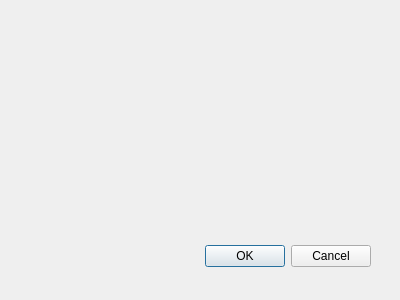
First picture: the form in VoGISRaumplanungPlot/ui_vogisraumplanungplot.ui, repository BergWerkGIS/VoGIS-Raumplanung, before the edit.
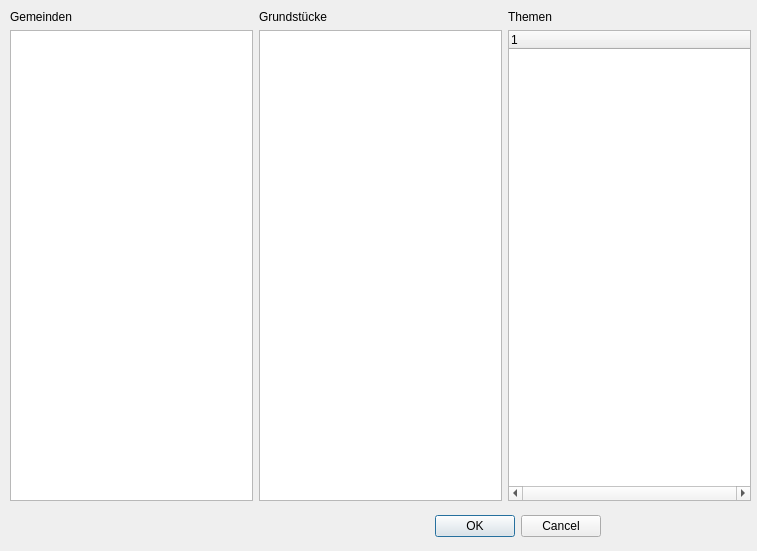
Second picture: the form after the edit.

The edit to the form file:
```diff
--- a/VoGISRaumplanungPlot/ui_vogisraumplanungplot.ui
+++ b/VoGISRaumplanungPlot/ui_vogisraumplanungplot.ui
@@ -1,23 +1,23 @@
 <ui version="4.0" >
  <class>VoGISRaumplanungPlot</class>
- <widget class="QDialog" name="VoGISRaumplanungPlot" >
-  <property name="geometry" >
+ <widget class="QDialog" name="VoGISRaumplanungPlot">
+  <property name="geometry">
    <rect>
     <x>0</x>
     <y>0</y>
-    <width>400</width>
-    <height>300</height>
+    <width>757</width>
+    <height>551</height>
    </rect>
   </property>
   <property name="windowTitle" >
    <string>VoGISRaumplanungPlot</string>
   </property>
-  <widget class="QDialogButtonBox" name="buttonBox" >
-   <property name="geometry" >
+  <widget class="QDialogButtonBox" name="buttonBox">
+   <property name="geometry">
     <rect>
-     <x>30</x>
-     <y>240</y>
-     <width>341</width>
+     <x>10</x>
+     <y>510</y>
+     <width>591</width>
      <height>32</height>
     </rect>
    </property>
@@ -28,6 +28,63 @@
     <set>QDialogButtonBox::Cancel|QDialogButtonBox::Ok</set>
    </property>
   </widget>
+  <widget class="QWidget" name="gridLayoutWidget">
+   <property name="geometry">
+    <rect>
+     <x>10</x>
+     <y>10</y>
+     <width>741</width>
+     <height>491</height>
+    </rect>
+   </property>
+   <layout class="QGridLayout" name="gridLayout">
+    <item row="0" column="1">
+     <widget class="QLabel" name="label_2">
+      <property name="text">
+       <string>Grundstücke</string>
+      </property>
+     </widget>
+    </item>
+    <item row="1" column="1">
+     <widget class="QListWidget" name="LST_GSTKE"/>
+    </item>
+    <item row="0" column="0">
+     <widget class="QLabel" name="label">
+      <property name="text">
+       <string>Gemeinden</string>
+      </property>
+     </widget>
+    </item>
+    <item row="1" column="0">
+     <widget class="QListWidget" name="LST_GEMEINDEN"/>
+    </item>
+    <item row="1" column="2">
+     <widget class="QTreeWidget" name="TREE_THEMEN">
+      <property name="horizontalScrollBarPolicy">
+       <enum>Qt::ScrollBarAlwaysOn</enum>
+      </property>
+      <property name="rootIsDecorated">
+       <bool>true</bool>
+      </property>
+      <attribute name="headerDefaultSectionSize">
+       <number>150</number>
+      </attribute>
+      <column>
+       <property name="text">
+        <string notr="true">1</string>
+       </property>
+      </column>
+     </widget>
+    </item>
+    <item row="0" column="2">
+     <widget class="QLabel" name="label_3">
+      <property name="text">
+       <string>Themen</string>
+      </property>
+     </widget>
+    </item>
+   </layout>
+  </widget>
  </widget>
  <resources/>
  <connections>
```
Left out of the diff: 33 changed lines with no effect on the pictures.
